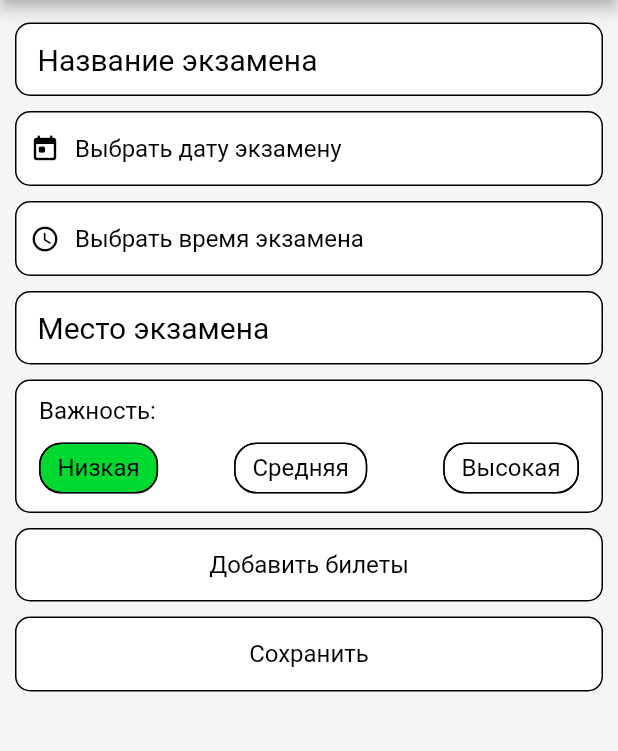
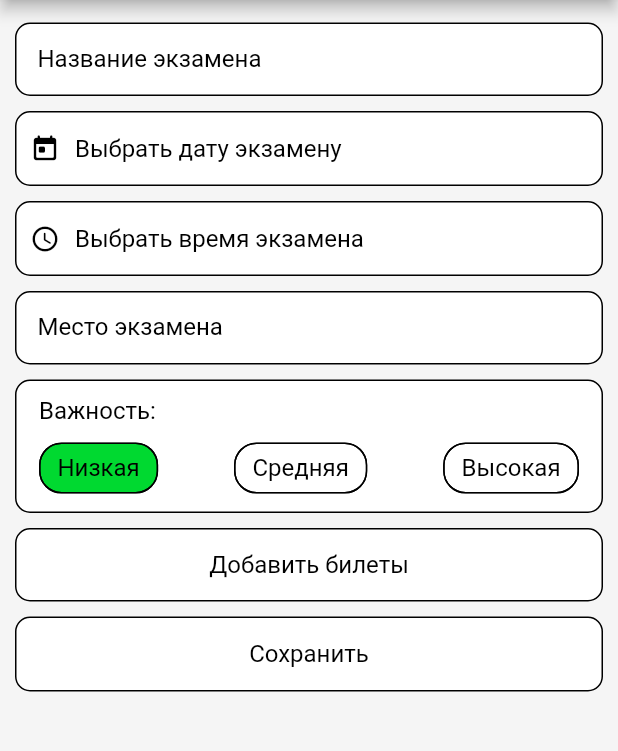
Before and after one commit to EgorShiryaev/ExamTraining, a Flutter app: the CreateExamScreen screen opened directly, on a phone screen of 412 x 824 dp, the part 84-835 px from its top. Run offline on Flutter 3.47's test engine with Material 2 defaults, Android fonts, the phone set to English and light mode, and no system bars; our stand-ins replace cloud_firestore, firebase_auth, firebase_core, flutter_slidable, google_fonts, modal_bottom_sheet; accounts and stored records are empty.

Commit message:
исправлены ошибки отображения

```diff
--- a/lib/components/custom_text_field.dart
+++ b/lib/components/custom_text_field.dart
@@ -26,7 +26,6 @@ class CustomTextField extends StatelessWidget {
         decoration: InputDecoration(
           label: Text(
             label,
-            style: Theme.of(context).textTheme.headline4,
           ),
           labelStyle: Theme.of(context).textTheme.caption,
           contentPadding: const EdgeInsets.all(15),
--- a/lib/components/edit_profile_screen/edit_username_body.dart
+++ b/lib/components/edit_profile_screen/edit_username_body.dart
@@ -2,7 +2,6 @@ import 'package:flutter/material.dart';
 import 'package:provider/provider.dart';
 import '../../daos/_daos.dart';
 import '../_components.dart';
-
 
 class EditUsernameBody extends StatefulWidget {
   final String? username;
@@ -59,7 +58,7 @@ class _EditUsernameBodyState extends State<EditUsernameBody> {
     if (username.isEmpty) {
       errors.add('Имя пользователя должно быть заполнено');
     } else if (username.length < 8) {
-      errors.add('Имя пользователя должно быть заполнено');
+      errors.add('Имя пользователя должно быть не меньше 8 сиволов');
     }
     if (username.trim().isEmpty) {
       errors.add('Имя пользователя не может состоять из пробелов');
```
